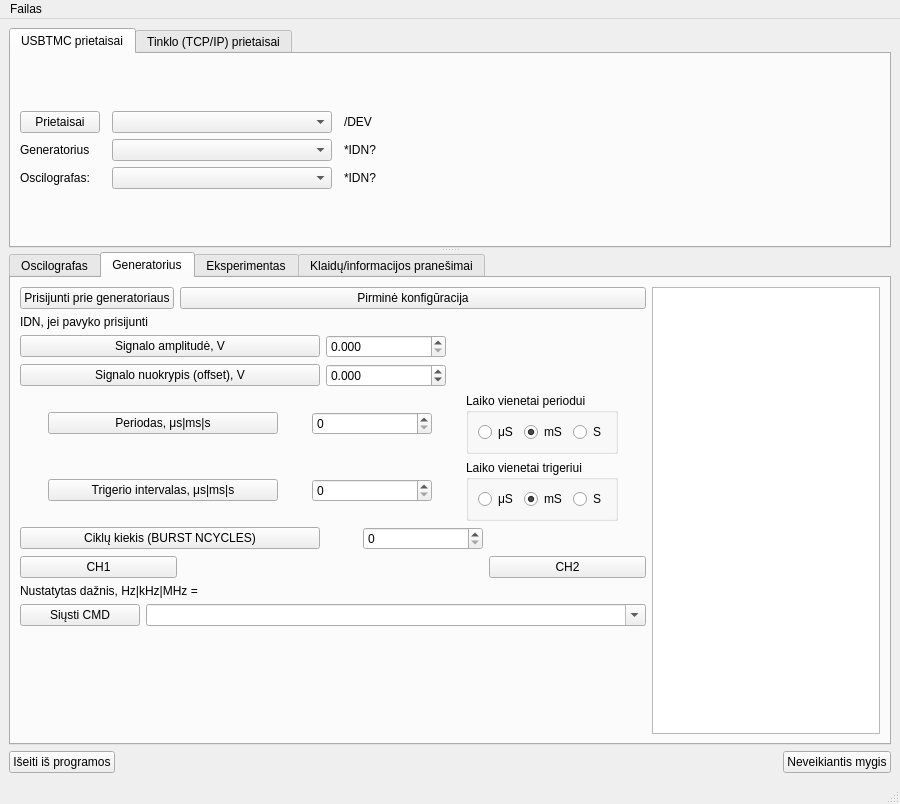
Qt form UIfiles/GUIThread.ui (userIsTaken/TryUSB) before a commit.
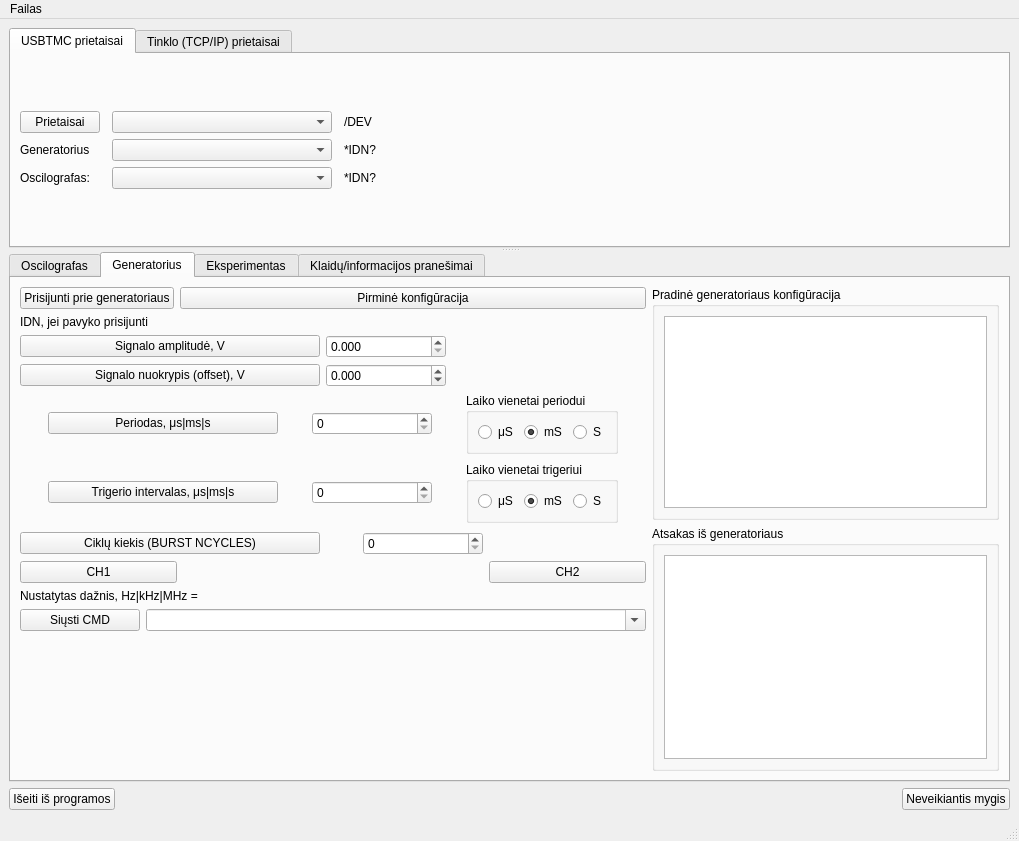
The same form after that commit. Custom widgets are drawn as their Qt base class.

What changed in the file:
```diff
--- a/UIfiles/GUIThread.ui
+++ b/UIfiles/GUIThread.ui
@@ -6,8 +6,8 @@
    <rect>
     <x>0</x>
     <y>0</y>
-    <width>900</width>
-    <height>804</height>
+    <width>1019</width>
+    <height>841</height>
    </rect>
   </property>
   <property name="windowTitle">
@@ -468,7 +468,7 @@
         <attribute name="title">
          <string>Generatorius</string>
         </attribute>
-        <layout class="QGridLayout" name="gridLayout_18">
+        <layout class="QGridLayout" name="gridLayout_20">
          <item row="0" column="0">
           <layout class="QGridLayout" name="gridLayout_16">
            <item row="0" column="0">
@@ -512,6 +512,18 @@
            </item>
           </layout>
          </item>
+         <item row="0" column="1" rowspan="4">
+          <widget class="QGroupBox" name="groupBox_4">
+           <property name="title">
+            <string>Pradinė generatoriaus konfigūracija</string>
+           </property>
+           <layout class="QGridLayout" name="gridLayout_19">
+            <item row="0" column="0">
+             <widget class="QPlainTextEdit" name="initialConfigurationForGenerator"/>
+            </item>
+           </layout>
+          </widget>
+         </item>
          <item row="1" column="0">
           <layout class="QGridLayout" name="gridLayout_15">
            <item row="0" column="0">
@@ -639,94 +651,6 @@
            </item>
           </layout>
          </item>
-         <item row="4" column="0">
-          <layout class="QGridLayout" name="gridLayout_17">
-           <item row="0" column="0" colspan="2">
-            <widget class="QPushButton" name="setBurstNCyclesButton">
-             <property name="minimumSize">
-              <size>
-               <width>300</width>
-               <height>0</height>
-              </size>
-             </property>
-             <property name="maximumSize">
-              <size>
-               <width>300</width>
-               <height>16777215</height>
-              </size>
-             </property>
-             <property name="text">
-              <string>Ciklų kiekis (BURST NCYCLES)</string>
-             </property>
-            </widget>
-           </item>
-           <item row="1" column="0">
-            <widget class="QPushButton" name="InputOutputCH1Button">
-             <property name="text">
-              <string>CH1</string>
-             </property>
-             <property name="checkable">
-              <bool>true</bool>
-             </property>
-            </widget>
-           </item>
-           <item row="1" column="1" colspan="2">
-            <spacer name="horizontalSpacer_9">
-             <property name="orientation">
-              <enum>Qt::Horizontal</enum>
-             </property>
-             <property name="sizeType">
-              <enum>QSizePolicy::Fixed</enum>
-             </property>
-             <property name="sizeHint" stdset="0">
-              <size>
-               <width>300</width>
-               <height>20</height>
-              </size>
-             </property>
-            </spacer>
-           </item>
-           <item row="1" column="3">
-            <widget class="QPushButton" name="InputOutputCH2Button">
-             <property name="text">
-              <string>CH2</string>
-             </property>
-             <property name="checkable">
-              <bool>true</bool>
-             </property>
-            </widget>
-           </item>
-           <item row="2" column="0" colspan="4">
-            <widget class="QLabel" name="label_8">
-             <property name="text">
-              <string>Nustatytas dažnis, Hz|kHz|MHz = </string>
-             </property>
-            </widget>
-           </item>
-           <item row="0" column="2">
-            <widget class="QDoubleSpinBox" name="nCyclesBox">
-             <property name="minimumSize">
-              <size>
-               <width>120</width>
-               <height>0</height>
-              </size>
-             </property>
-             <property name="maximumSize">
-              <size>
-               <width>120</width>
-               <height>16777215</height>
-              </size>
-             </property>
-             <property name="decimals">
-              <number>0</number>
-             </property>
-             <property name="maximum">
-              <double>10000000.000000000000000</double>
-             </property>
-            </widget>
-           </item>
-          </layout>
-         </item>
          <item row="2" column="0">
           <layout class="QGridLayout" name="gridLayout_13">
            <item row="0" column="0">
@@ -817,7 +741,7 @@
            </item>
           </layout>
          </item>
-         <item row="3" column="0">
+         <item row="3" column="0" rowspan="2">
           <layout class="QGridLayout" name="gridLayout_14">
            <item row="0" column="0">
             <widget class="QPushButton" name="setTriggerIntervalButton">
@@ -895,7 +819,107 @@
            </item>
           </layout>
          </item>
+         <item row="4" column="1" rowspan="4">
+          <widget class="QGroupBox" name="groupBox_3">
+           <property name="title">
+            <string>Atsakas iš generatoriaus</string>
+           </property>
+           <layout class="QGridLayout" name="gridLayout_18">
+            <item row="0" column="0">
+             <widget class="QPlainTextEdit" name="answersFromGeneratorTextBox"/>
+            </item>
+           </layout>
+          </widget>
+         </item>
          <item row="5" column="0">
+          <layout class="QGridLayout" name="gridLayout_17">
+           <item row="0" column="0" colspan="2">
+            <widget class="QPushButton" name="setBurstNCyclesButton">
+             <property name="minimumSize">
+              <size>
+               <width>300</width>
+               <height>0</height>
+              </size>
+             </property>
+             <property name="maximumSize">
+              <size>
+               <width>300</width>
+               <height>16777215</height>
+              </size>
+             </property>
+             <property name="text">
+              <string>Ciklų kiekis (BURST NCYCLES)</string>
+             </property>
+            </widget>
+           </item>
+           <item row="1" column="0">
+            <widget class="QPushButton" name="InputOutputCH1Button">
+             <property name="text">
+              <string>CH1</string>
+             </property>
+             <property name="checkable">
+              <bool>true</bool>
+             </property>
+            </widget>
+           </item>
+           <item row="1" column="1" colspan="2">
+            <spacer name="horizontalSpacer_9">
+             <property name="orientation">
+              <enum>Qt::Horizontal</enum>
+             </property>
+             <property name="sizeType">
+              <enum>QSizePolicy::Fixed</enum>
+             </property>
+             <property name="sizeHint" stdset="0">
+              <size>
+               <width>300</width>
+               <height>20</height>
+              </size>
+             </property>
+            </spacer>
+           </item>
+           <item row="1" column="3">
+            <widget class="QPushButton" name="InputOutputCH2Button">
+             <property name="text">
+              <string>CH2</string>
+             </property>
+             <property name="checkable">
+              <bool>true</bool>
+             </property>
+            </widget>
+           </item>
+           <item row="2" column="0" colspan="4">
+            <widget class="QLabel" name="label_8">
+             <property name="text">
+              <string>Nustatytas dažnis, Hz|kHz|MHz = </string>
+             </property>
+            </widget>
+           </item>
+           <item row="0" column="2">
+            <widget class="QDoubleSpinBox" name="nCyclesBox">
+             <property name="minimumSize">
+              <size>
+               <width>120</width>
+               <height>0</height>
+              </size>
+             </property>
+             <property name="maximumSize">
+              <size>
+               <width>120</width>
+               <height>16777215</height>
+              </size>
+             </property>
+             <property name="decimals">
+              <number>0</number>
+             </property>
+             <property name="maximum">
+              <double>10000000.000000000000000</double>
+             </property>
+            </widget>
+           </item>
+          </layout>
+         </item>
+         <item row="6" column="0">
           <layout class="QGridLayout" name="gridLayout_6">
            <property name="sizeConstraint">
             <enum>QLayout::SetFixedSize</enum>
@@ -931,7 +955,7 @@
            </item>
           </layout>
          </item>
-         <item row="6" column="0">
+         <item row="7" column="0">
           <spacer name="verticalSpacer">
            <property name="orientation">
             <enum>Qt::Vertical</enum>
@@ -944,9 +968,6 @@
            </property>
           </spacer>
          </item>
-         <item row="0" column="1" rowspan="7">
-          <widget class="QPlainTextEdit" name="initialConfigurationForGenerator"/>
-         </item>
         </layout>
        </widget>
        <widget class="QWidget" name="expSessionTab">
@@ -994,7 +1015,7 @@
     <rect>
      <x>0</x>
      <y>0</y>
-     <width>900</width>
+     <width>1019</width>
      <height>30</height>
     </rect>
    </property>
```
